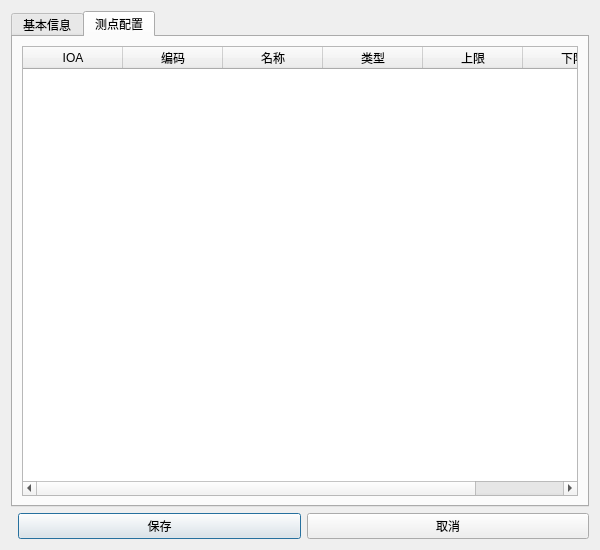
First picture: the form in qt-client/ui/DeviceFormDialog.ui, repository tanhuang2016/scada-demo, before the edit.
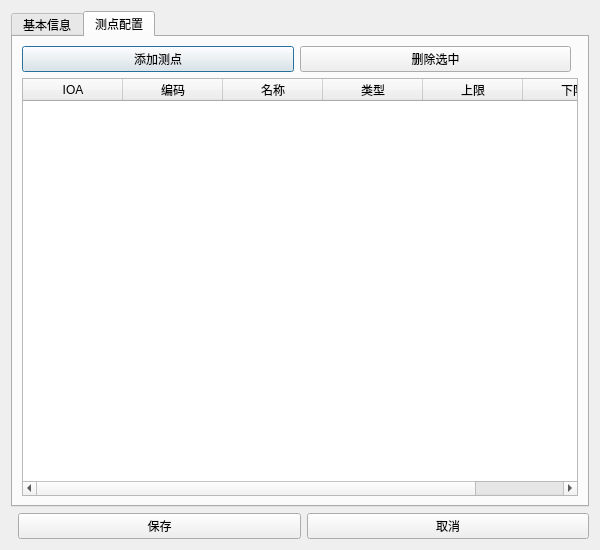
Second picture: the form after the edit. The open tabs and pages were chosen to show the change.

The edit to the form file:
```diff
--- a/qt-client/ui/DeviceFormDialog.ui
+++ b/qt-client/ui/DeviceFormDialog.ui
@@ -35,6 +35,13 @@
      <widget class="QWidget" name="pointsTab">
       <attribute name="title"><string>测点配置</string></attribute>
       <layout class="QVBoxLayout" name="pointsLayout">
+       <item>
+        <layout class="QHBoxLayout" name="pointBtnLayout">
+         <item><widget class="QPushButton" name="addPointBtn"><property name="text"><string>添加测点</string></property></widget></item>
+         <item><widget class="QPushButton" name="delPointBtn"><property name="text"><string>删除选中</string></property></widget></item>
+         <item><spacer><property name="orientation"><enum>Qt::Horizontal</enum></property></spacer></item>
+        </layout>
+       </item>
        <item>
         <widget class="QTableWidget" name="pointsTable">
 <!-- columnCount set in code -->
```
